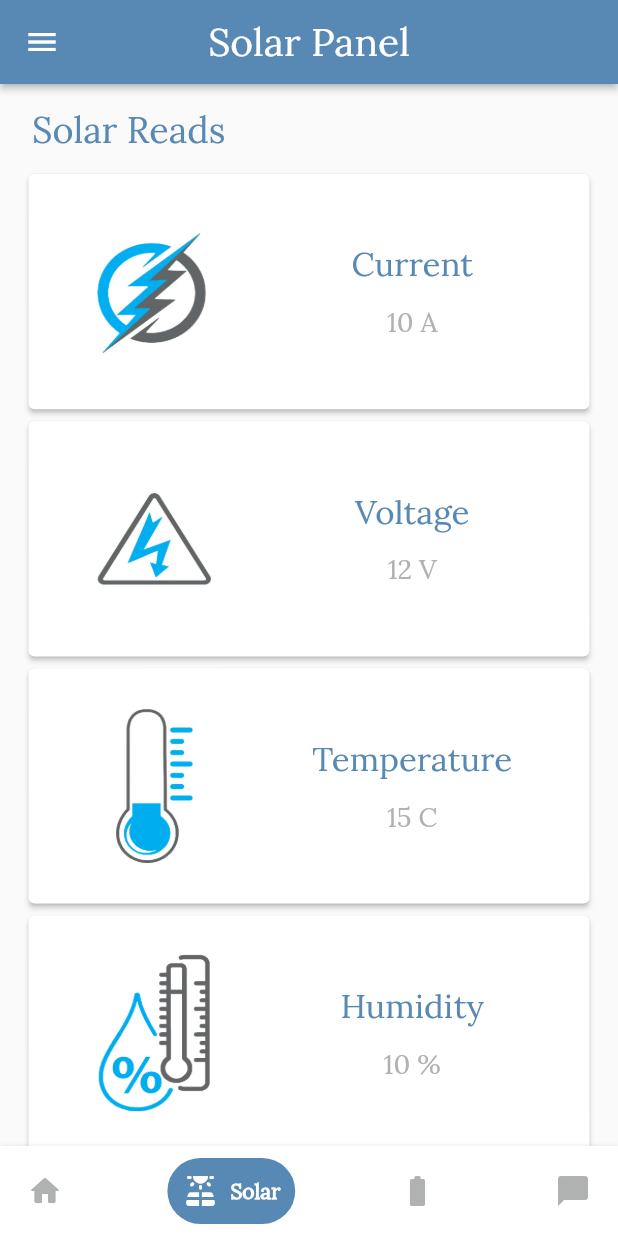
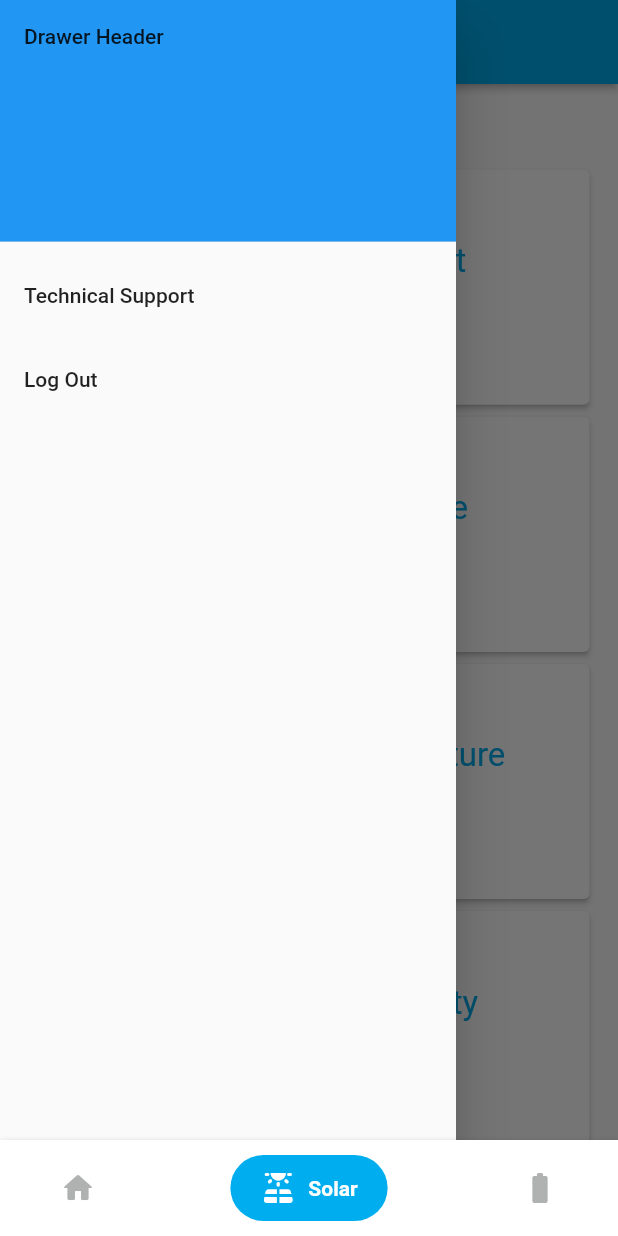
Before and after one commit to zahrajabar6/grad_project, a Flutter app: the MyPages screen opened directly, with the side drawer open (before the commit the screen has no drawer), on a phone screen of 412 x 824 dp. Run offline on Flutter 3.47's test engine with Material 2 defaults, Android fonts, the phone set to English and light mode, and no system bars; drawn by our look-alikes of google_nav_bar; our stand-ins replace lottie, modal_progress_hud_nsn, percent_indicator, shared_preferences; accounts and stored records are empty; network calls fail.

Commit message:
factoring code/add drawer

```diff
--- /dev/null
+++ b/lib/components/drawer.dart
@@ -0,0 +1,47 @@
+import 'package:flutter/material.dart';
+import 'package:grad_project/screens/chat_screen.dart';
+import 'package:grad_project/screens/login_screen.dart';
+
+class myDrawer extends StatelessWidget {
+  const myDrawer({
+    super.key,
+  });
+
+  @override
+  Widget build(BuildContext context) {
+    return Drawer(
+      child: ListView(
+        // Important: Remove any padding from the ListView.
+        padding: EdgeInsets.zero,
+        children: [
+          const DrawerHeader(
+            decoration: BoxDecoration(
+              color: Colors.blue,
+            ),
+            child: Text('Drawer Header'),
+          ),
+          ListTile(
+            title: const Text("Technical Support"),
+            onTap: () {
+              Navigator.pop(context);
+              Navigator.push(
+                context,
+                MaterialPageRoute(builder: (context) => const ChatScreen()),
+              );
+            },
+          ),
+          ListTile(
+            title: const Text("Log Out"),
+            onTap: () {
+              Navigator.pop(context);
+              Navigator.push(
+                context,
+                MaterialPageRoute(builder: (context) => const LoginScreen()),
+              );
+            },
+          ),
+        ],
+      ),
+    );
+  }
+}
--- a/lib/constant.dart
+++ b/lib/constant.dart
@@ -3,12 +3,12 @@
 import 'package:flutter/material.dart';
 
 const Color lightGrey = Color(0xffb0b2b2);
-const Color mainBlue = Color(0xff5889B5);
+const Color mainBlue = Color(0xff00adee);
 const buttonTextStyle =
     TextStyle(fontSize: 22, fontWeight: FontWeight.w400, color: Colors.white);
 
 const cardTitleTextStyle =
-    TextStyle(fontSize: 22, color: mainBlue, fontWeight: FontWeight.w500);
+    TextStyle(fontSize: 22, color: mainBlue, fontWeight: FontWeight.w400);
 
 const cardTextTextStyle =
     TextStyle(fontSize: 18, color: lightGrey, fontWeight: FontWeight.w500);
@@ -22,7 +22,8 @@ const batteryStateTextStyle =
 const batteryPercentTextStyle =
     TextStyle(color: lightGrey, fontSize: 65, fontWeight: FontWeight.w400);
 
-const pageLabelTextStyle = TextStyle(color: mainBlue, fontSize: 24);
+const pageLabelTextStyle =
+    TextStyle(color: mainBlue, fontSize: 24, fontWeight: FontWeight.w400);
 
 const loginLableTextStyle = TextStyle(
     fontSize: 30,
@@ -36,7 +37,7 @@ const loginTextTextStyle = TextStyle(
   color: Colors.white,
 );
 
-const appBarTextStyle = TextStyle(fontSize: 26);
+const appBarTextStyle = TextStyle(fontSize: 24, fontWeight: FontWeight.w400);
 
 const kTextFieldDecoration = InputDecoration(
   hintText: 'hint text',
--- a/lib/main.dart
+++ b/lib/main.dart
@@ -34,10 +34,7 @@ class MyApp extends StatelessWidget {
           elevation: 2,
         ),
       ),
-      //to determine if the user signed in or not
-      //home: isLogin ? const MyPages() : const MyLoginPage(),\
-      // home: const SplashScreen(),\
-      home: const WelcomeScreen(),
+      home: const SplashScreen(),
     );
   }
 }
--- a/lib/screens/battery_page.dart
+++ b/lib/screens/battery_page.dart
@@ -1,4 +1,5 @@
 import 'package:flutter/material.dart';
+import 'package:grad_project/components/drawer.dart';
 import 'package:grad_project/constant.dart';
 import 'package:grad_project/components/popup_menu.dart';
 import 'package:percent_indicator/circular_percent_indicator.dart';
@@ -12,9 +13,9 @@ class BatteryPage extends StatelessWidget {
     var percent = 0.40;
 
     return Scaffold(
+      drawer: const myDrawer(),
       appBar: AppBar(
         title: const Text('Battery', style: appBarTextStyle),
-        leading: const PopUpMenu(),
       ),
       body: SizedBox(
         width: double.maxFinite,
--- a/lib/screens/home_page.dart
+++ b/lib/screens/home_page.dart
@@ -1,4 +1,5 @@
 import 'package:flutter/material.dart';
+import 'package:grad_project/components/drawer.dart';
 import 'package:grad_project/constant.dart';
 import 'package:grad_project/components/my_card.dart';
 import 'package:grad_project/components/popup_menu.dart';
@@ -22,9 +23,10 @@ class HomePage extends StatelessWidget {
     ];
 
     return Scaffold(
+      drawer: const myDrawer(),
       appBar: AppBar(
         title: const Text('Home', style: appBarTextStyle),
-        leading: const PopUpMenu(),
+        // leading: const PopUpMenu(),
       ),
       body: SingleChildScrollView(
         child: Padding(
--- a/lib/screens/login_screen.dart
+++ b/lib/screens/login_screen.dart
@@ -3,6 +3,7 @@ import 'package:grad_project/components/background.dart';
 import 'package:grad_project/components/button.dart';
 import 'package:grad_project/constant.dart';
 import 'package:grad_project/screens/main_page.dart';
+import 'package:lottie/lottie.dart';
 import 'package:modal_progress_hud_nsn/modal_progress_hud_nsn.dart';
 
 class LoginScreen extends StatefulWidget {
@@ -37,8 +38,9 @@ class _LoginScreenState extends State<LoginScreen> {
                     child: Hero(
                       tag: 'logo',
                       child: SizedBox(
-                        height: 130.0,
-                        child: Image.asset('assets/images/sun.png'),
+                        height: 150.0,
+                        child: Lottie.network(
+                            'https://assets10.lottiefiles.com/datafiles/ugFV3T9Zi676bvx/data.json'),
                       ),
                     ),
                   ),
--- a/lib/screens/main_page.dart
+++ b/lib/screens/main_page.dart
@@ -2,7 +2,6 @@ import 'package:flutter/material.dart';
 import 'package:grad_project/constant.dart';
 import 'package:google_nav_bar/google_nav_bar.dart';
 import 'package:grad_project/screens/battery_page.dart';
-import 'package:grad_project/screens/chat_screen.dart';
 import 'package:grad_project/screens/home_page.dart';
 import 'package:grad_project/screens/solar_page.dart';
 
@@ -22,7 +21,6 @@ class _MyPagesState extends State<MyPages> {
     const HomePage(),
     const SolarPage(),
     const BatteryPage(),
-    const ChatScreen()
   ];
 
   //list of navigation bar content
@@ -30,7 +28,6 @@ class _MyPagesState extends State<MyPages> {
     ['Home', Icons.home_rounded],
     ['Solar', Icons.solar_power_rounded],
     ['Battery', Icons.battery_full_rounded],
-    ['Chat', Icons.chat_bubble_rounded]
   ];
 
   @override
@@ -52,8 +49,10 @@ class _MyPagesState extends State<MyPages> {
                 backgroundColor: Colors.white,
                 activeColor: Colors.white,
                 tabBackgroundColor: mainBlue,
-                tabMargin: const EdgeInsets.all(8),
-                padding: const EdgeInsets.all(10),
+                tabMargin:
+                    const EdgeInsets.symmetric(horizontal: 20, vertical: 10),
+                padding:
+                    const EdgeInsets.symmetric(horizontal: 20, vertical: 10),
                 selectedIndex: index,
                 onTabChange: (index) {
                   setState(() {
--- a/lib/screens/solar_page.dart
+++ b/lib/screens/solar_page.dart
@@ -1,4 +1,5 @@
 import 'package:flutter/material.dart';
+import 'package:grad_project/components/drawer.dart';
 import 'package:grad_project/constant.dart';
 import 'package:grad_project/components/cleaning_system.dart';
 import 'package:grad_project/components/my_card.dart';
@@ -25,9 +26,9 @@ class SolarPage extends StatelessWidget {
     ];
 
     return Scaffold(
+      drawer: const myDrawer(),
       appBar: AppBar(
         title: const Text('Solar Panel', style: appBarTextStyle),
-        leading: const PopUpMenu(),
       ),
       body: SingleChildScrollView(
         child: Padding(
--- a/lib/screens/splash_screen.dart
+++ b/lib/screens/splash_screen.dart
@@ -1,6 +1,6 @@
 import 'dart:async';
 import 'package:flutter/material.dart';
-import 'package:grad_project/screens/welcome_screen.dart';
+import 'package:grad_project/screens/login_screen.dart';
 import 'package:lottie/lottie.dart';
 
 class SplashScreen extends StatefulWidget {
@@ -19,7 +19,7 @@ class _SplashScreenState extends State<SplashScreen> {
   route() {
     Navigator.push(
       context,
-      MaterialPageRoute(builder: (context) => const WelcomeScreen()),
+      MaterialPageRoute(builder: (context) => const LoginScreen()),
     );
   }
 
--- a/pubspec.yaml
+++ b/pubspec.yaml
@@ -51,6 +51,6 @@ flutter:
     - assets/images/
 
   fonts:
-    - family: Lora
+    - family: Lato
       fonts:
-         - asset: assets/fonts/Lora-Regular.ttf
+         - asset: assets/fonts/Lato-Regular.ttf
```
Also changed, not shown: assets/images/background.png.
